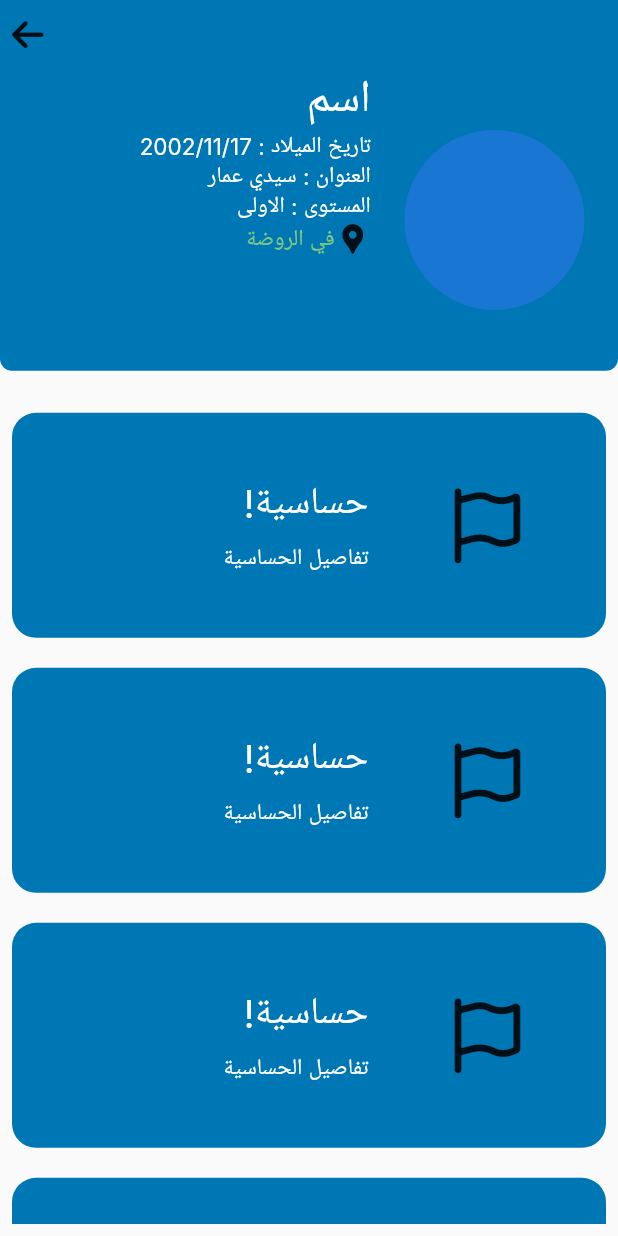
After one commit to Pegasus999/memoire, a Flutter app: the KidDetailScreen screen opened directly, on a phone screen of 412 x 824 dp. The commit adds this screen. Run offline on Flutter 3.47's test engine with Material 2 defaults, Android fonts, the phone set to English and light mode, and no system bars; our stand-ins replace flutter_svg, font_awesome_flutter; network calls fail; Roboto replaces fonts that are missing (Inter).

Commit message:
done front-end

```diff
--- /dev/null
+++ b/lib/Screens/KidDetails.dart
@@ -0,0 +1,154 @@
+import 'package:admins/constant.dart';
+import 'package:flutter/material.dart';
+import 'package:font_awesome_flutter/font_awesome_flutter.dart';
+
+class KidDetailScreen extends StatefulWidget {
+  const KidDetailScreen({super.key});
+
+  @override
+  State<KidDetailScreen> createState() => _KidDetailScreenState();
+}
+
+class _KidDetailScreenState extends State<KidDetailScreen> {
+  @override
+  Widget build(BuildContext context) {
+    return Scaffold(
+      body: SafeArea(
+          child: Column(
+        children: [
+          Container(
+            width: MediaQuery.of(context).size.width,
+            height: (MediaQuery.of(context).size.height -
+                    MediaQuery.of(context).padding.top) *
+                0.3,
+            decoration: BoxDecoration(
+                color: Constant.Blue,
+                borderRadius: BorderRadius.only(
+                    bottomRight: Radius.circular(8),
+                    bottomLeft: Radius.circular(8))),
+            child: Column(
+              children: [
+                Padding(
+                  padding: const EdgeInsets.all(8.0),
+                  child: Container(
+                    height: 30,
+                    child: Row(
+                      children: [
+                        GestureDetector(
+                            onTap: () {
+                              Navigator.pop(context);
+                            },
+                            child: FaIcon(FontAwesomeIcons.arrowLeft))
+                      ],
+                    ),
+                  ),
+                ),
+                Expanded(
+                    child: Row(
+                  children: [
+                    Expanded(
+                      flex: 6,
+                      child: Column(
+                          mainAxisAlignment: MainAxisAlignment.start,
+                          crossAxisAlignment: CrossAxisAlignment.end,
+                          children: [
+                            Text(
+                              "اسم",
+                              style:
+                                  TextStyle(color: Colors.white, fontSize: 30),
+                            ),
+                            Text(
+                              "تاريخ الميلاد : 2002/11/17",
+                              style:
+                                  TextStyle(color: Colors.white, fontSize: 15),
+                            ),
+                            Text(
+                              "العنوان : سيدي عمار",
+                              style:
+                                  TextStyle(color: Colors.white, fontSize: 15),
+                            ),
+                            Text(
+                              "المستوى : الاولى",
+                              style:
+                                  TextStyle(color: Colors.white, fontSize: 15),
+                            ),
+                            Row(
+                              crossAxisAlignment: CrossAxisAlignment.center,
+                              mainAxisAlignment: MainAxisAlignment.end,
+                              children: [
+                                Text(
+                                  "في الروضة",
+                                  style: TextStyle(
+                                      fontSize: 15, color: Colors.green[300]),
+                                ),
+                                Icon(Icons.location_pin)
+                              ],
+                            )
+                          ]),
+                    ),
+                    Expanded(
+                        flex: 4,
+                        child: Center(
+                          child: CircleAvatar(radius: 60),
+                        ))
+                  ],
+                ))
+              ],
+            ),
+          ),
+          Expanded(
+              child: Padding(
+            padding: const EdgeInsets.all(8.0),
+            child: ListView.builder(
+                itemCount: 4,
+                physics: BouncingScrollPhysics(),
+                itemBuilder: (BuildContext context, int index) {
+                  return Container(
+                    height: 150,
+                    margin: EdgeInsets.only(top: 20),
+                    width: 100,
+                    decoration: BoxDecoration(
+                        color: Constant.Blue,
+                        borderRadius: BorderRadius.all(Radius.circular(16))),
+                    child: Expanded(
+                        child: Row(
+                      children: [
+                        Expanded(
+                            flex: 6,
+                            child: Container(
+                              child: Column(
+                                  mainAxisAlignment: MainAxisAlignment.center,
+                                  crossAxisAlignment: CrossAxisAlignment.end,
+                                  children: [
+                                    Text(
+                                      "!حساسية",
+                                      style: TextStyle(
+                                          color: Colors.white, fontSize: 25),
+                                    ),
+                                    SizedBox(height: 10),
+                                    Text(
+                                      "تفاصيل الحساسية",
+                                      style: TextStyle(
+                                          color: Colors.white, fontSize: 15),
+                                    )
+                                  ]),
+                            )),
+                        Expanded(
+                            flex: 4,
+                            child: Container(
+                              child: Center(
+                                  child: FaIcon(
+                                FontAwesomeIcons.flag,
+                                size: 50,
+                              )),
+                            ))
+                      ],
+                    )),
+                  );
+                }),
+          ))
+        ],
+      )),
+    );
+  }
+}
```
Also changed, not shown: lib/Screens/HomePage.dart (+104 -30 lines), lib/Screens/KidsScreen.dart (+8 -1 lines), lib/Screens/NotificationScreen.dart (+11 -1 lines).
